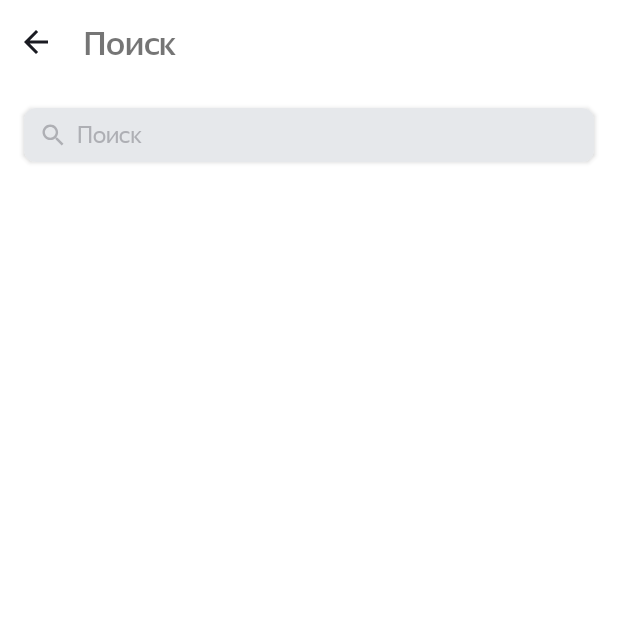
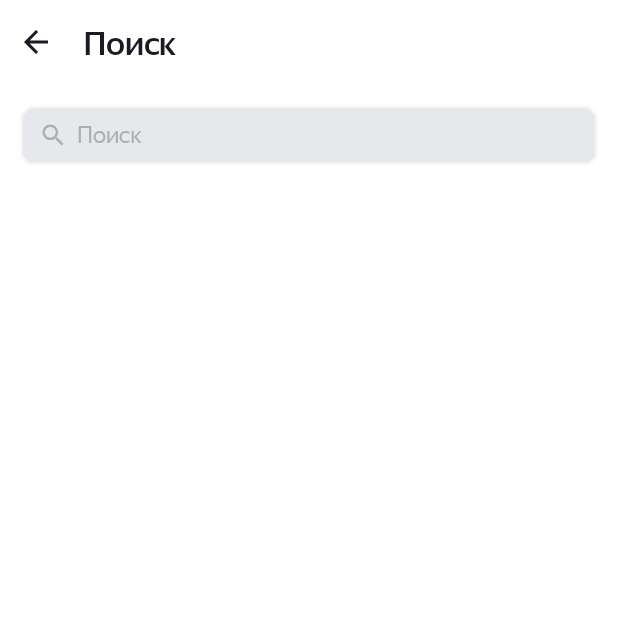
Before and after one commit to lsltnv/Playlist-Maker, an Android app: the screen it shows after launch (SearchActivity), after a tap on "Поиск", on a phone screen of 412 x 824 dp, the top half of it. Run offline under Robolectric (Android 15) with nearby library versions, the phone set to English and light mode, and no system bars.

Commit message:
9.4.0 спринт

```diff
--- a/app/src/main/AndroidManifest.xml
+++ b/app/src/main/AndroidManifest.xml
@@ -1,6 +1,6 @@
 <?xml version="1.0" encoding="utf-8"?>
 <manifest xmlns:android="http://schemas.android.com/apk/res/android"
-    xmlns:tools="http://schemas.android.com/tools" >
+    xmlns:tools="http://schemas.android.com/tools">
 
     <application
         android:allowBackup="true"
@@ -11,7 +11,7 @@
         android:roundIcon="@mipmap/ic_launcher_round"
         android:supportsRtl="true"
         android:theme="@style/Theme.PlaylistMaker"
-        tools:targetApi="31" >
+        tools:targetApi="31">
         <activity
             android:name=".MediaLibraryActivity"
             android:exported="false" />
@@ -23,7 +23,7 @@
             android:exported="false" />
         <activity
             android:name=".MainActivity"
-            android:exported="true" >
+            android:exported="true">
             <intent-filter>
                 <action android:name="android.intent.action.MAIN" />
 
--- a/app/src/main/java/com/example/playlistmaker/SearchActivity.kt
+++ b/app/src/main/java/com/example/playlistmaker/SearchActivity.kt
@@ -1,9 +1,11 @@
 package com.example.playlistmaker
 
+import android.content.Context
 import android.os.Bundle
 import android.text.Editable
 import android.text.TextWatcher
 import android.view.View
+import android.view.inputmethod.InputMethodManager
 import android.widget.EditText
 import android.widget.ImageView
 import androidx.activity.enableEdgeToEdge
@@ -12,15 +14,23 @@ import androidx.core.view.ViewCompat
 import androidx.core.view.WindowInsetsCompat
 
 class SearchActivity : AppCompatActivity() {
+    private var saveSearch = ""
     override fun onCreate(savedInstanceState: Bundle?) {
         super.onCreate(savedInstanceState)
         setContentView(R.layout.activity_search)
+        val backButton = findViewById<ImageView>(R.id.ic_back_button_searchAct)
+        backButton.setOnClickListener {
+            this.finish()
+        }
 
         val inputEditText = findViewById<EditText>(R.id.inputEditText)
         val clearButton = findViewById<ImageView>(R.id.clear_button)
 
         clearButton.setOnClickListener {
             inputEditText.setText("")
+            inputEditText.clearFocus()
+            val imm = getSystemService(Context.INPUT_METHOD_SERVICE) as InputMethodManager
+            imm.hideSoftInputFromWindow(inputEditText.windowToken, 0)
         }
 
         fun clearButtonVisibility(s: CharSequence?): Int {
@@ -30,9 +40,9 @@ class SearchActivity : AppCompatActivity() {
                 View.VISIBLE
             }
         }
+
         val searchButtonTextWatcher = object : TextWatcher {
             override fun beforeTextChanged(s: CharSequence?, start: Int, count: Int, after: Int) {
-
             }
 
             override fun onTextChanged(s: CharSequence?, start: Int, before: Int, count: Int) {
@@ -40,12 +50,24 @@ class SearchActivity : AppCompatActivity() {
             }
 
             override fun afterTextChanged(s: Editable?) {
+                saveSearch = s.toString()
 
             }
         }
         inputEditText.addTextChangedListener(searchButtonTextWatcher)
+    }
 
+    override fun onSaveInstanceState(outState: Bundle) {
+        super.onSaveInstanceState(outState)
+        outState.putString(SEARCH_SERVICE, saveSearch)
+    }
 
+    override fun onRestoreInstanceState(savedInstanceState: Bundle) {
+        super.onRestoreInstanceState(savedInstanceState)
+        saveSearch = savedInstanceState.getString(SAVE_SEARCH, "")
+    }
 
+    companion object {
+        const val SAVE_SEARCH = ""
     }
 }
--- a/app/src/main/java/com/example/playlistmaker/SettingsActivity.kt
+++ b/app/src/main/java/com/example/playlistmaker/SettingsActivity.kt
@@ -30,7 +30,7 @@ class SettingsActivity : AppCompatActivity() {
             startActivity(share)
         }
         val supportButton = findViewById<ImageView>(R.id.support)
-        supportButton.setOnClickListener{
+        supportButton.setOnClickListener {
             val support = Intent(Intent.ACTION_SENDTO)
             support.data = Uri.parse("mailto:")
             support.putExtra(Intent.EXTRA_EMAIL, arrayOf(getString(R.string.email)))
@@ -40,9 +40,9 @@ class SettingsActivity : AppCompatActivity() {
         }
 
         val agreementButton = findViewById<ImageView>(R.id.agreement)
-        agreementButton.setOnClickListener{
+        agreementButton.setOnClickListener {
             val agreement = Intent(Intent.ACTION_SEND)
-            agreement.type= "text/plain"
+            agreement.type = "text/plain"
             agreement.putExtra(Intent.EXTRA_TEXT, getString(R.string.user_agreement_url))
             startActivity(agreement)
 
--- a/app/src/main/res/layout/activity_main.xml
+++ b/app/src/main/res/layout/activity_main.xml
@@ -4,11 +4,10 @@
     android:id="@+id/main"
     android:layout_width="match_parent"
     android:layout_height="match_parent"
-    android:theme="@style/Theme.PlaylistMaker"
-
     android:background="?attr/colorPrimary"
     android:orientation="vertical"
-    android:padding="@dimen/padding_16dp">
+    android:padding="@dimen/padding_16dp"
+    android:theme="@style/Theme.PlaylistMaker">
 
     <TextView
         android:layout_width="match_parent"
--- a/app/src/main/res/layout/activity_search.xml
+++ b/app/src/main/res/layout/activity_search.xml
@@ -8,27 +8,20 @@
 
     <androidx.appcompat.widget.Toolbar
         android:id="@+id/toolbar_search"
-        style="@style/toolbar"
-        android:layout_width="match_parent"
-        android:layout_height="?attr/actionBarSize"
-        android:padding="16dp">
+        style="@style/toolbar">
 
         <ImageView
             android:id="@+id/ic_back_button_searchAct"
-            style="@style/icon_back_dark_mode"
-            android:layout_width="wrap_content"
-            android:layout_height="wrap_content"
-            android:layout_gravity="start"
-            android:src="@drawable/ic_back" />
+            style="@style/toolbar_icon"
+            android:src="@drawable/ic_back"
+            />
 
         <TextView
             android:id="@+id/toolbar_title_searchAct"
-            android:layout_width="wrap_content"
-            android:layout_height="wrap_content"
-            android:layout_marginStart="40dp"
-            android:fontFamily="@font/ys_display_medium"
+            style="@style/toolbar_text"
             android:text="@string/search"
-            android:textSize="@dimen/text_size_22sp" />
+
+            />
 
     </androidx.appcompat.widget.Toolbar>
 
@@ -39,7 +32,6 @@
         app:cardCornerRadius="8dp">
 
         <EditText
-
             android:id="@+id/inputEditText"
             android:layout_width="match_parent"
             android:layout_height="36dp"
--- a/app/src/main/res/values-night/colors.xml
+++ b/app/src/main/res/values-night/colors.xml
@@ -4,5 +4,6 @@
     <color name="colorSecondary">#FFFFFF</color>
     <color name="colorOnPrimary">#FFFFFF</color>
     <color name="colorOnSecondary">#1A1B22</color>
+    <color name="iconColor">#1A1B22</color>
     <color name="editText_SearchAct_color">#1A1B22</color>
 </resources>
--- a/app/src/main/res/values-night/styles.xml
+++ b/app/src/main/res/values-night/styles.xml
@@ -41,14 +41,28 @@
     </style>
 
 
-    <!--Только тулбар/ попрвавить-->
     <style name="toolbar">
         <item name="android:tint">@color/colorOnPrimary</item>
         <item name="android:textColor">@color/colorOnPrimary</item>
+        <item name="android:layout_width">match_parent</item>
+        <item name="android:layout_height">?attr/actionBarSize</item>
+        <item name="android:padding">@dimen/padding_16dp</item>
     </style>
 
-    <style name="icon_back_dark_mode">
+    <style name="toolbar_icon">
         <item name="tint">#FFFFFF</item>"
+        <item name="android:layout_width">wrap_content</item>
+        <item name="android:layout_height">wrap_content</item>
+        <item name="android:layout_gravity">start</item>
+    </style>
+
+    <style name="toolbar_text">
+        <item name="android:layout_width">wrap_content</item>
+        <item name="android:layout_height">wrap_content</item>
+        <item name="android:layout_marginStart">40dp</item>
+        <item name="android:fontFamily">@font/ys_display_medium</item>
+        <item name="android:textSize">@dimen/text_size_22sp</item>
+        <item name="android:textColor">@color/colorSecondary</item>
     </style>
 
     <style name="edit_Text">
@@ -63,7 +77,6 @@
         <item name="android:inputType">text</item>
         <item name="maxLines">1</item>
         <item name="android:paddingStart">11dp</item>
-
         <item name="android:textColor">?attr/colorOnSecondary</item>
         <item name="android:textColorHint">@color/editText_SearchAct_color</item>
         <item name="android:textSize">@dimen/text_size_16sp</item>
--- a/app/src/main/res/values/styles.xml
+++ b/app/src/main/res/values/styles.xml
@@ -1,6 +1,5 @@
 <?xml version="1.0" encoding="utf-8"?>
 <resources>
-
     <style name="main_button_style" parent="Widget.MaterialComponents.Button.UnelevatedButton">
         <item name="android:layout_width">match_parent</item>
         <item name="android:layout_height">0dp</item>
@@ -47,10 +46,25 @@
     <style name="toolbar">
         <item name="tint">@color/colorOnSecondary</item>
         <item name="android:textColor">@color/colorOnSecondary</item>
+        <item name="android:layout_width">match_parent</item>
+        <item name="android:layout_height">?attr/actionBarSize</item>
+        <item name="android:padding">@dimen/padding_16dp</item>
     </style>
 
-    <style name="icon_back_dark_mode">
+    <style name="toolbar_icon">
         <item name="tint">@color/colorOnSecondary</item>"
+        <item name="android:layout_width">wrap_content</item>
+        <item name="android:layout_height">wrap_content</item>
+        <item name="android:layout_gravity">start</item>
+    </style>
+
+    <style name="toolbar_text">
+        <item name="android:layout_width">wrap_content</item>
+        <item name="android:layout_height">wrap_content</item>
+        <item name="android:layout_marginStart">40dp</item>
+        <item name="android:fontFamily">@font/ys_display_medium</item>
+        <item name="android:textSize">@dimen/text_size_22sp</item>
+        <item name="android:textColor">@color/colorOnSecondary</item>
     </style>
 
     <style name="edit_Text" parent="Widget.AppCompat.EditText">
@@ -65,11 +79,9 @@
         <item name="android:inputType">text</item>
         <item name="maxLines">1</item>
         <item name="android:paddingStart">11dp</item>
-
-        <item name="android:textColor">?attr/colorOnSecondary</item>
+        <item name="android:textColor">@color/colorOnSecondary</item>
         <item name="android:textColorHint">@color/editText_SearchAct_color</item>
         <item name="android:textSize">@dimen/text_size_16sp</item>
-
         <item name="android:textCursorDrawable">@drawable/cursor</item>
     </style>
 
```
Also changed, not shown: app/src/main/res/layout/activity_settings.xml (+4 -16 lines).
